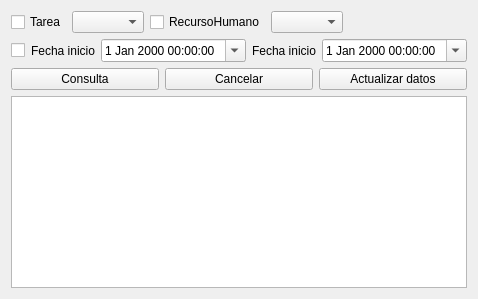
Old version of the form views/ui/actividad_query_form.ui in the repository CocoMarck/administracionDeActividades.
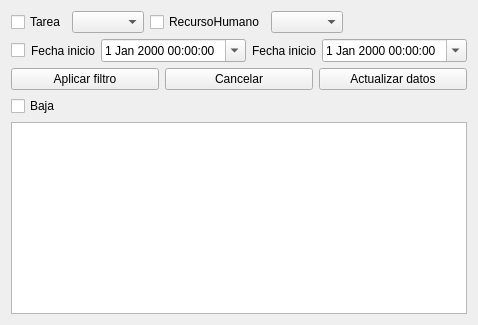
New version of the form.

Commit message: Add actividad query form

```diff
--- a/views/ui/actividad_query_form.ui
+++ b/views/ui/actividad_query_form.ui
@@ -169,7 +169,7 @@
      <item>
       <widget class="QPushButton" name="button_query">
        <property name="text">
-        <string>Consulta</string>
+        <string>Aplicar filtro</string>
        </property>
       </widget>
      </item>
@@ -196,6 +196,15 @@
     </item>
     
     
+    <item>
+     <widget class="QCheckBox" name="checkbox_soft_delete">
+      <property name="text">
+       <string>Baja</string>
+      </property>
+     </widget>
+    </item>
+    
+    
     
     
     <!-- Tabla -->
```
Left out of the diff: 12 changed lines with no effect on the pictures. The commit also changes 4 other files.
